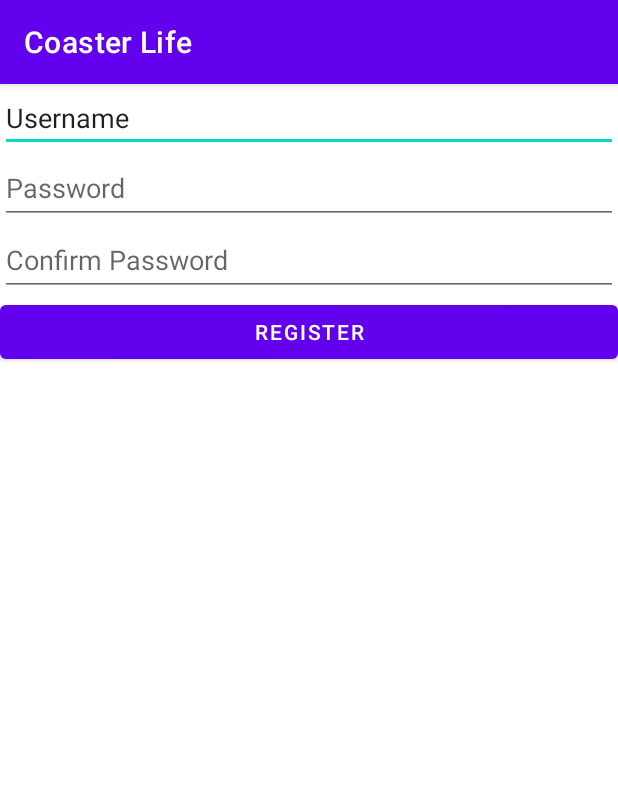
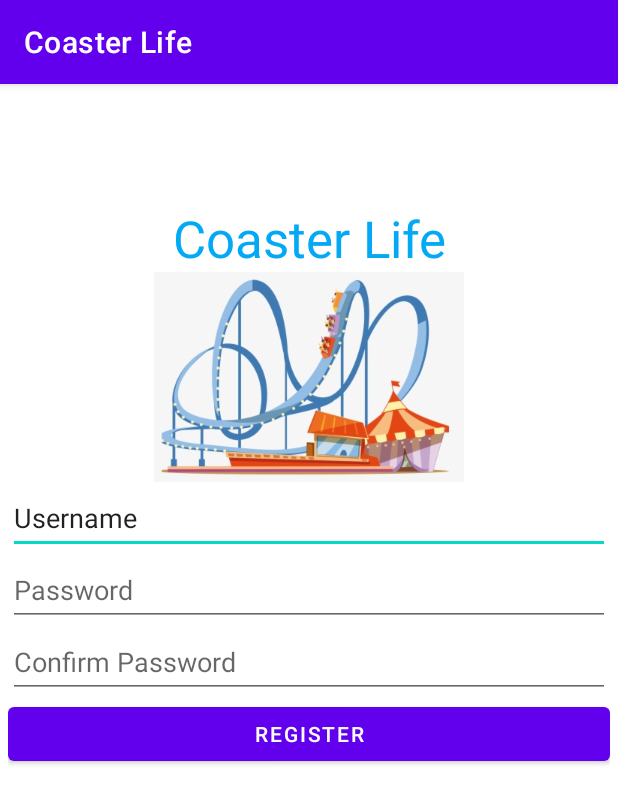
Before and after one commit to Team-Coaster/coaster_life, an Android app: the signup screen opened directly, with no data from a screen before it, on a phone screen of 412 x 824 dp. Shown: the top 804 px of the screen. Run offline under Robolectric (Android 15) with nearby library versions, the phone set to English and light mode, and no system bars; libraries missing offline, so code that uses them is left out: com.parse.

Commit message:
Login & SignUp

```diff
--- a/app/src/main/res/layout/activity_login.xml
+++ b/app/src/main/res/layout/activity_login.xml
@@ -4,6 +4,8 @@
     xmlns:tools="http://schemas.android.com/tools"
     android:layout_width="match_parent"
     android:layout_height="match_parent"
+    android:layout_marginLeft="5dp"
+    android:layout_marginRight="5dp"
     android:orientation="vertical"
     tools:context=".Login">
 
--- a/app/src/main/res/layout/activity_signup.xml
+++ b/app/src/main/res/layout/activity_signup.xml
@@ -1,12 +1,33 @@
 <?xml version="1.0" encoding="utf-8"?>
-<LinearLayout
-    xmlns:android="http://schemas.android.com/apk/res/android"
+<LinearLayout xmlns:android="http://schemas.android.com/apk/res/android"
     xmlns:app="http://schemas.android.com/apk/res-auto"
     xmlns:tools="http://schemas.android.com/tools"
     android:layout_width="match_parent"
     android:layout_height="match_parent"
+    android:layout_marginLeft="5dp"
+    android:layout_marginRight="5dp"
     android:orientation="vertical"
     tools:context=".signup">
+
+    <View
+        android:id="@+id/view2"
+        android:layout_width="match_parent"
+        android:layout_height="80dp" />
+
+    <TextView
+        android:id="@+id/textView"
+        android:layout_width="match_parent"
+        android:layout_height="wrap_content"
+        android:gravity="center|center_vertical"
+        android:text="Coaster Life"
+        android:textColor="#03A9F4"
+        android:textSize="34sp" />
+
+    <ImageView
+        android:id="@+id/imageView2"
+        android:layout_width="match_parent"
+        android:layout_height="wrap_content"
+        app:srcCompat="@mipmap/rollercoaster" />
 
     <EditText
         android:id="@+id/etSignUpUsername"
@@ -15,6 +36,7 @@
         android:ems="10"
         android:hint="@string/username"
         android:inputType="textPersonName"
+        android:minHeight="48dp"
         android:text="@string/username" />
 
     <EditText
```
